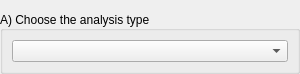
Qt form Modules/Scripted/Workflow/Widgets/Resources/UI/InitialStep.ui (KitwareMedical/Deprecated-VesselView) before a commit.
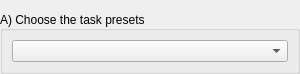
The same form after that commit. Custom widgets are drawn as their Qt base class.

Commit message:
Reword Initial Step description
Change to include the word preset and tasks.

What changed in the file:
```diff
--- a/Modules/Scripted/Workflow/Widgets/Resources/UI/InitialStep.ui
+++ b/Modules/Scripted/Workflow/Widgets/Resources/UI/InitialStep.ui
@@ -35,7 +35,7 @@
       <enum>Qt::LeftToRight</enum>
      </property>
      <property name="title">
-      <string>A) Choose the analysis type</string>
+      <string>A) Choose the task presets</string>
      </property>
      <property name="alignment">
       <set>Qt::AlignLeading|Qt::AlignLeft|Qt::AlignVCenter</set>
```
The commit also changes 1 other file.
